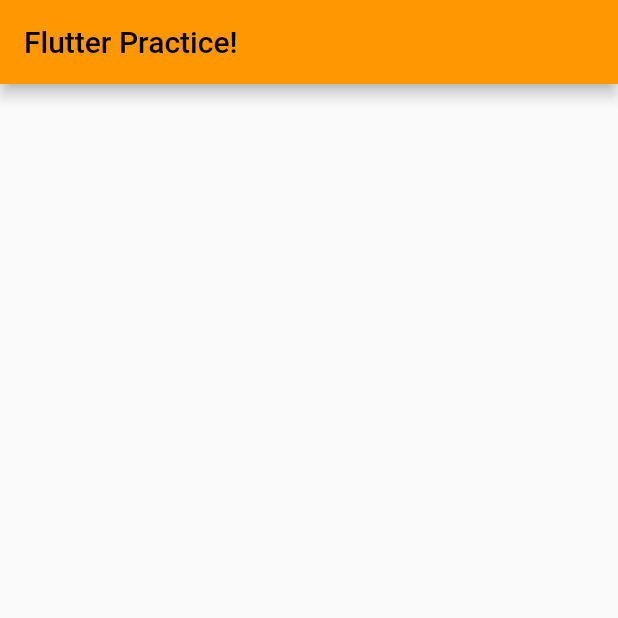
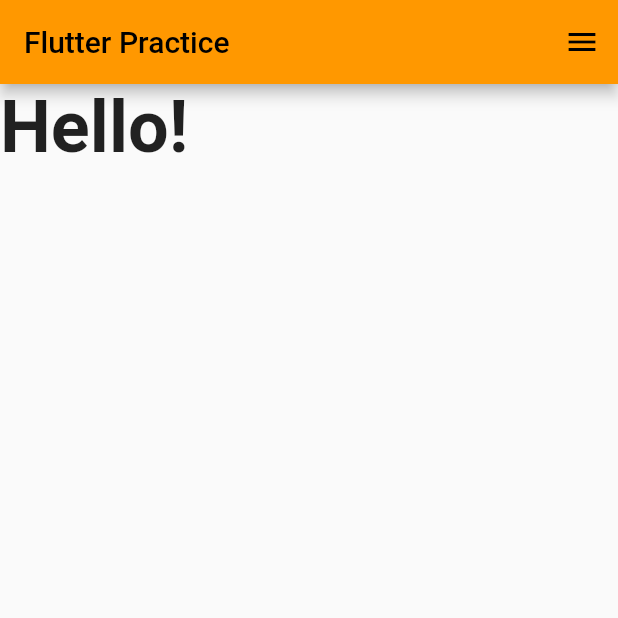
Before and after one commit to kanagoon/flutter_practice, a Flutter app: the screen it shows after launch, on a phone screen of 412 x 824 dp, the top half of it. Run offline on Flutter 3.47's test engine with Material 2 defaults, Android fonts, the phone set to English and light mode, and no system bars.

Commit message:
Hello,メニュー追加

```diff
--- a/lib/pages/beginner_page.dart
+++ b/lib/pages/beginner_page.dart
@@ -11,18 +11,27 @@ class BeginnerPage extends StatelessWidget {
     return Scaffold(
       appBar: AppBar(
         title: const Text(
-          'Flutter Practice!',
+          'Flutter Practice',
+        ),
+        actions: <Widget>[
+          IconButton(
+            icon: Icon(Icons.menu),
+            onPressed: () {
+              // Pressed Action
+            },
+          ),
+        ],
+      ),
+
+      body: SingleChildScrollView(
+        child: Column(
+          children: [
+            const Text(
+              "Hello!",
+              style: TextStyle(fontWeight: FontWeight.bold, fontSize: 48),),
+          ],
         ),
       ),
-
-      /*body: SingleChildScrollView(
-        child: Column(
-          children: [
-            const SizedBox(height: 15),
-            const Text("Hello!"),
-          ],
-        ),
-      ),*/
     );
   }
 }
```
